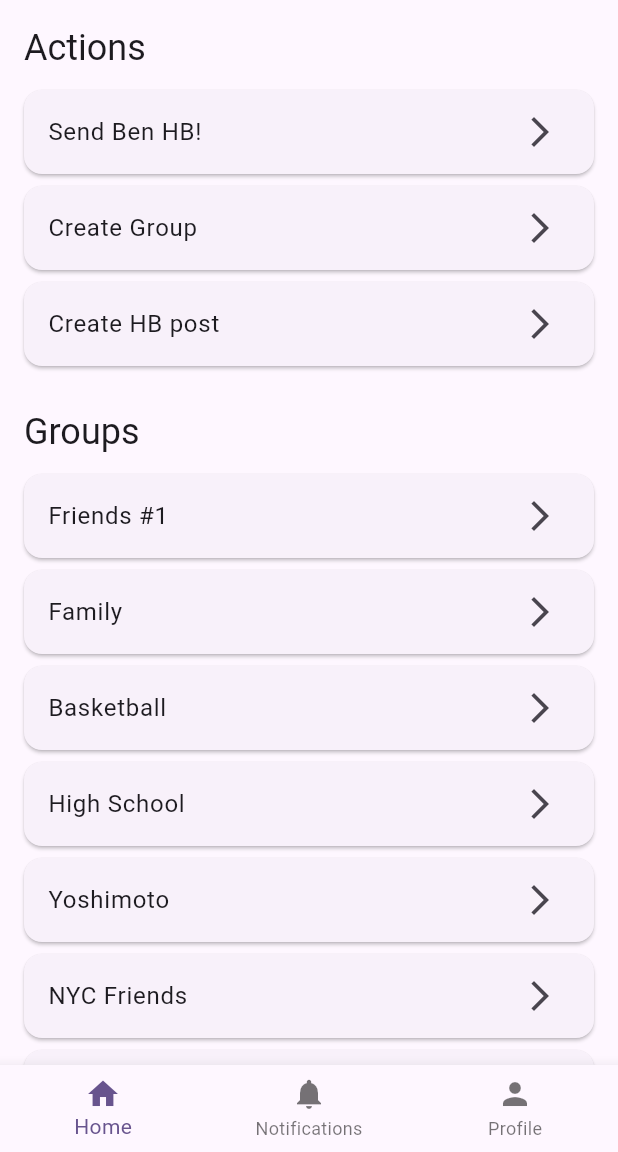
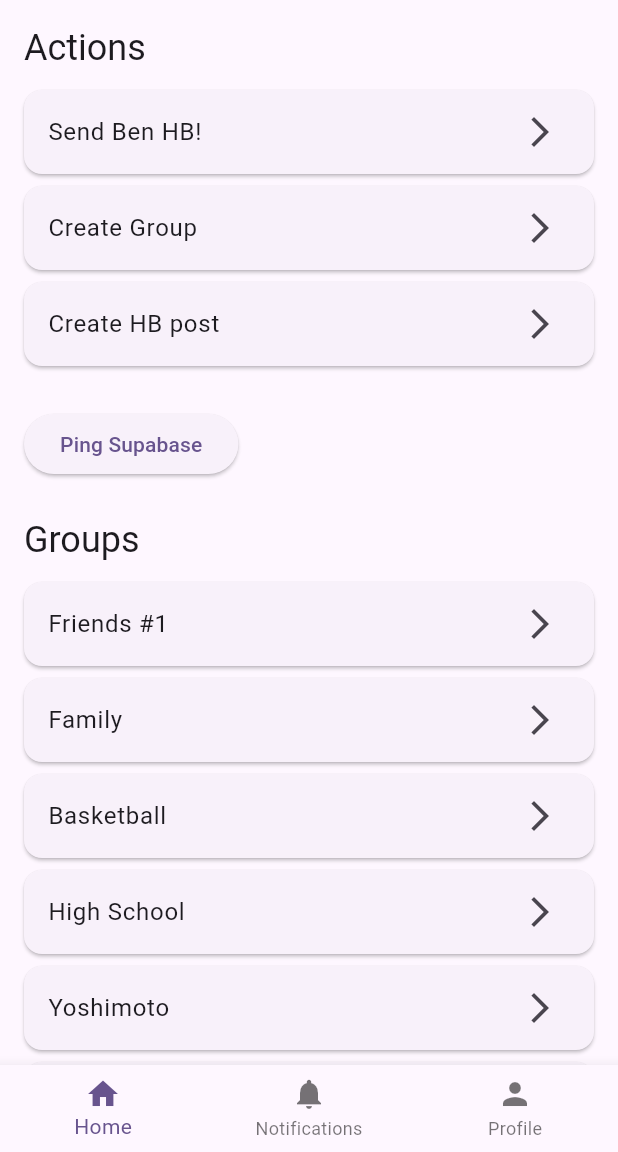
Before and after one commit to saoriyo99/birthday_app, a Flutter app: the HomeScreen screen opened directly, on a phone screen of 412 x 824 dp, the part 84-1236 px from its top. Run offline on Flutter 3.47's test engine with Material 3 defaults, Android fonts, the phone set to English and light mode, and no system bars; our stand-ins replace qr_flutter, supabase_flutter; accounts and stored records are empty.

```diff
--- a/lib/screens/home_screen.dart
+++ b/lib/screens/home_screen.dart
@@ -5,6 +5,7 @@ import 'package:birthday_app/screens/create_group_screen.dart';
 import 'package:birthday_app/screens/send_hb_wish_screen.dart';
 import 'package:birthday_app/screens/create_post_screen.dart';
 import 'package:birthday_app/screens/see_post_screen.dart';
+import 'package:supabase_flutter/supabase_flutter.dart';
 
 class HomeScreen extends StatefulWidget {
   const HomeScreen({super.key});
@@ -134,6 +135,29 @@ class HomeTabContent extends StatelessWidget {
               ),
             ),
             const SizedBox(height: 24),
+            ElevatedButton(
+              onPressed: () async {
+                try {
+                  final List<Map<String, dynamic>> response = await Supabase.instance.client.schema('social').from('users').select().limit(1);
+                  ScaffoldMessenger.of(context).showSnackBar(
+                    SnackBar(content: Text('Supabase Ping Success: $response')),
+                  );
+                  print('Supabase Ping Success: $response');
+                } on PostgrestException catch (e) {
+                  ScaffoldMessenger.of(context).showSnackBar(
+                    SnackBar(content: Text('Supabase Ping Error: ${e.message}')),
+                  );
+                  print('Supabase Ping Error: ${e.message}');
+                } catch (e) {
+                  ScaffoldMessenger.of(context).showSnackBar(
+                    SnackBar(content: Text('Supabase Ping Exception: $e')),
+                  );
+                  print('Supabase Ping Exception: $e');
+                }
+              },
+              child: const Text('Ping Supabase'),
+            ),
+            const SizedBox(height: 24),
 
             // Groups Section
             Text(
--- a/pubspec.yaml
+++ b/pubspec.yaml
@@ -60,9 +60,8 @@ flutter:
   uses-material-design: true
 
   # To add assets to your application, add an assets section, like this:
-  # assets:
-  #   - images/a_dot_burr.jpeg
-  #   - images/a_dot_ham.jpeg
+  assets:
+    - assets/images/
 
   # An image asset can refer to one or more resolution-specific "variants", see
   # https://flutter.dev/to/resolution-aware-images
```
Also changed, not shown: lib/screens/signup_screen.dart (+41 -0 lines), assets/images/google_logo.png (added), 1 other file.
